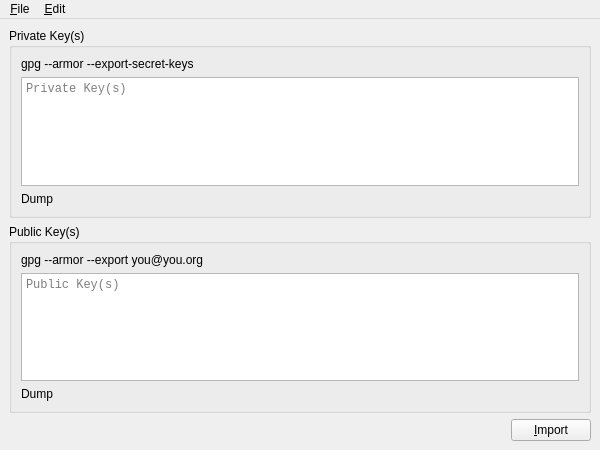
Before: the Qt Designer form branches/trunk/UI/spot-on-rosetta-gpg-import.ui in textbrowser/spot-on, drawn with Qt 5.
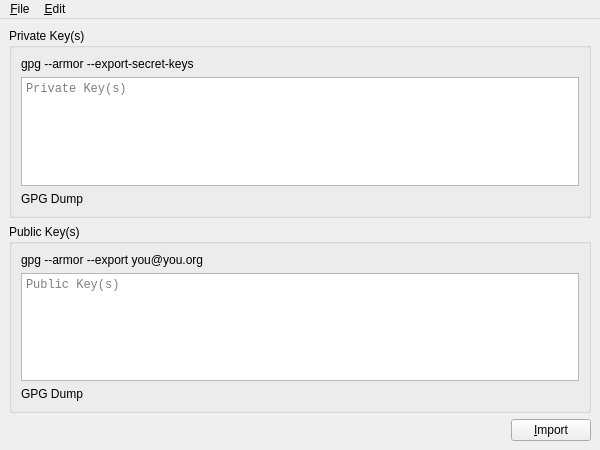
After: the same form once the commit is applied. Icons and pictures are not drawn.

Patch:
```diff
--- a/branches/trunk/UI/spot-on-rosetta-gpg-import.ui
+++ b/branches/trunk/UI/spot-on-rosetta-gpg-import.ui
@@ -44,7 +44,7 @@
        <item>
         <widget class="QLabel" name="private_keys_dump">
          <property name="text">
-          <string>Dump</string>
+          <string>GPG Dump</string>
          </property>
          <property name="wordWrap">
           <bool>true</bool>
@@ -85,7 +85,7 @@
        <item>
         <widget class="QLabel" name="public_keys_dump">
          <property name="text">
-          <string>Dump</string>
+          <string>GPG Dump</string>
          </property>
          <property name="wordWrap">
           <bool>true</bool>
```
